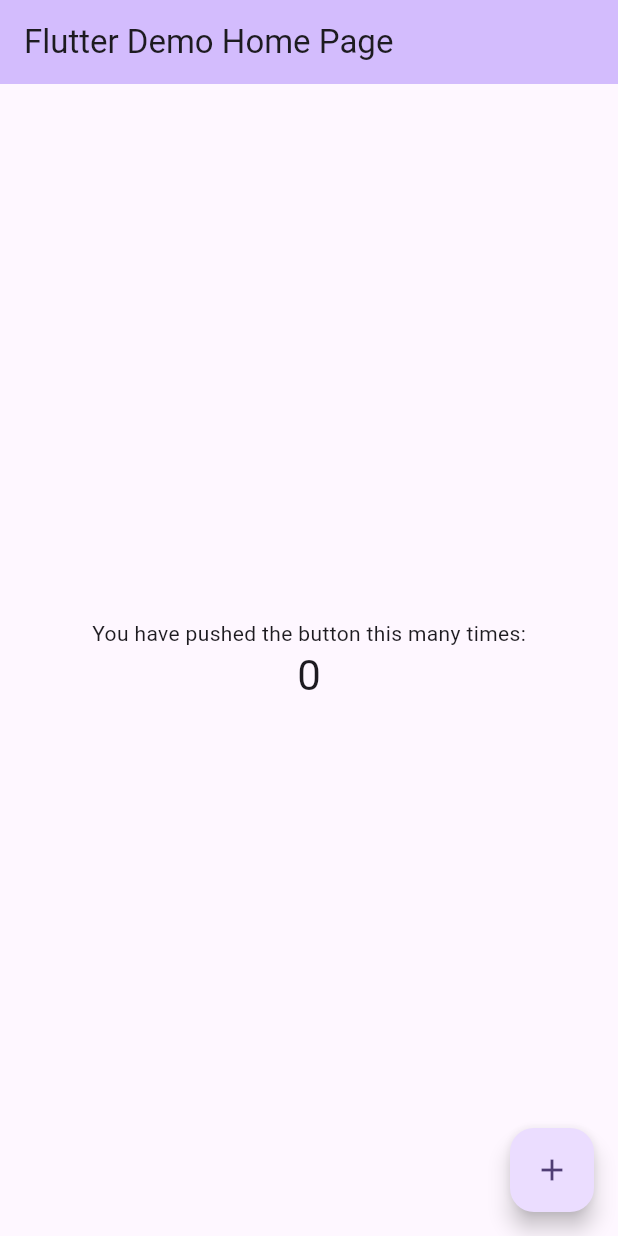
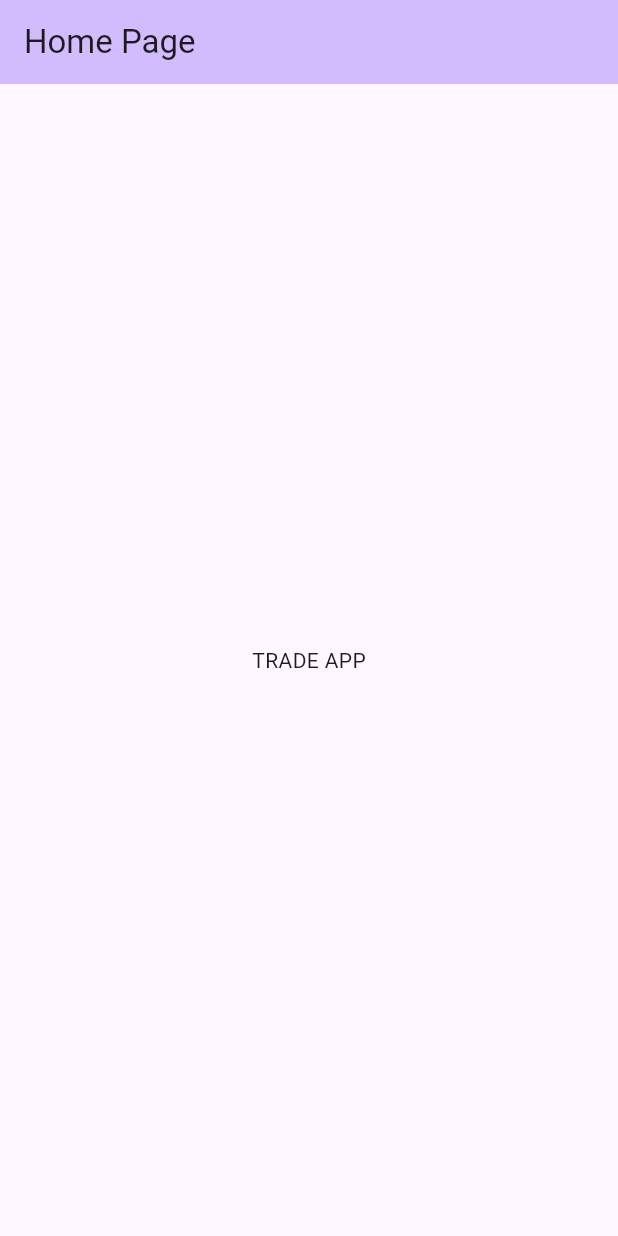
Before and after one commit to Sandra-chemist/Trade-app, a Flutter app: the screen it shows after launch, on a phone screen of 412 x 824 dp. Run offline on Flutter 3.47's test engine with Material 3 defaults, Android fonts, the phone set to English and light mode, and no system bars.

Commit message:
clean project

```diff
--- a/lib/main.dart
+++ b/lib/main.dart
@@ -7,46 +7,21 @@ void main() {
 class MyApp extends StatelessWidget {
   const MyApp({super.key});
 
-  // This widget is the root of your application.
   @override
   Widget build(BuildContext context) {
     return MaterialApp(
-      title: 'Flutter Demo',
+      title: 'Trade app',
       theme: ThemeData(
-        // This is the theme of your application.
-        //
-        // TRY THIS: Try running your application with "flutter run". You'll see
-        // the application has a purple toolbar. Then, without quitting the app,
-        // try changing the seedColor in the colorScheme below to Colors.green
-        // and then invoke "hot reload" (save your changes or press the "hot
-        // reload" button in a Flutter-supported IDE, or press "r" if you used
-        // the command line to start the app).
-        //
-        // Notice that the counter didn't reset back to zero; the application
-        // state is not lost during the reload. To reset the state, use hot
-        // restart instead.
-        //
-        // This works for code too, not just values: Most code changes can be
-        // tested with just a hot reload.
         colorScheme: ColorScheme.fromSeed(seedColor: Colors.deepPurple),
         useMaterial3: true,
       ),
-      home: const MyHomePage(title: 'Flutter Demo Home Page'),
+      home: const MyHomePage(title: 'Home Page'),
     );
   }
 }
 
 class MyHomePage extends StatefulWidget {
   const MyHomePage({super.key, required this.title});
-
-  // This widget is the home page of your application. It is stateful, meaning
-  // that it has a State object (defined below) that contains fields that affect
-  // how it looks.
-
-  // This class is the configuration for the state. It holds the values (in this
-  // case the title) provided by the parent (in this case the App widget) and
-  // used by the build method of the State. Fields in a Widget subclass are
-  // always marked "final".
 
   final String title;
 
@@ -55,71 +30,16 @@ class MyHomePage extends StatefulWidget {
 }
 
 class _MyHomePageState extends State<MyHomePage> {
-  int _counter = 0;
-
-  void _incrementCounter() {
-    setState(() {
-      // This call to setState tells the Flutter framework that something has
-      // changed in this State, which causes it to rerun the build method below
-      // so that the display can reflect the updated values. If we changed
-      // _counter without calling setState(), then the build method would not be
-      // called again, and so nothing would appear to happen.
-      _counter++;
-    });
-  }
-
   @override
   Widget build(BuildContext context) {
-    // This method is rerun every time setState is called, for instance as done
-    // by the _incrementCounter method above.
-    //
-    // The Flutter framework has been optimized to make rerunning build methods
-    // fast, so that you can just rebuild anything that needs updating rather
-    // than having to individually change instances of widgets.
     return Scaffold(
       appBar: AppBar(
-        // TRY THIS: Try changing the color here to a specific color (to
-        // Colors.amber, perhaps?) and trigger a hot reload to see the AppBar
-        // change color while the other colors stay the same.
         backgroundColor: Theme.of(context).colorScheme.inversePrimary,
-        // Here we take the value from the MyHomePage object that was created by
-        // the App.build method, and use it to set our appbar title.
         title: Text(widget.title),
       ),
-      body: Center(
-        // Center is a layout widget. It takes a single child and positions it
-        // in the middle of the parent.
-        child: Column(
-          // Column is also a layout widget. It takes a list of children and
-          // arranges them vertically. By default, it sizes itself to fit its
-          // children horizontally, and tries to be as tall as its parent.
-          //
-          // Column has various properties to control how it sizes itself and
-          // how it positions its children. Here we use mainAxisAlignment to
-          // center the children vertically; the main axis here is the vertical
-          // axis because Columns are vertical (the cross axis would be
-          // horizontal).
-          //
-          // TRY THIS: Invoke "debug painting" (choose the "Toggle Debug Paint"
-          // action in the IDE, or press "p" in the console), to see the
-          // wireframe for each widget.
-          mainAxisAlignment: MainAxisAlignment.center,
-          children: <Widget>[
-            const Text(
-              'You have pushed the button this many times:',
-            ),
-            Text(
-              '$_counter',
-              style: Theme.of(context).textTheme.headlineMedium,
-            ),
-          ],
-        ),
+      body: const Center(
+        child: Text('TRADE APP'),
       ),
-      floatingActionButton: FloatingActionButton(
-        onPressed: _incrementCounter,
-        tooltip: 'Increment',
-        child: const Icon(Icons.add),
-      ), // This trailing comma makes auto-formatting nicer for build methods.
     );
   }
 }
```
